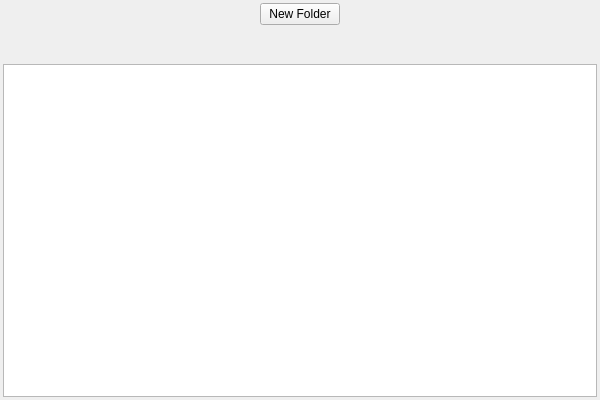
The window that Editor/LuxonEditor.GUI.Qt/AssetBrowser/AssetBrowserWindow.ui (s-rahmani1992/LuxonEngine) describes before a commit, drawn with Qt 5.
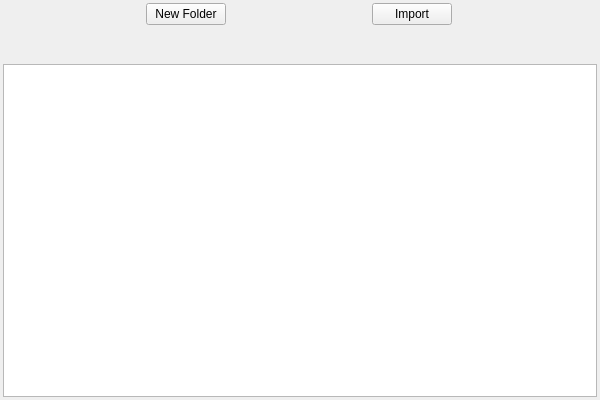
The same window after the commit.

Commit message: Added button in the asset browser for importing files. Fixed null pointer bug in the texture inspecter when the texture is null.

What changed in the file:
```diff
--- a/Editor/LuxonEditor.GUI.Qt/AssetBrowser/AssetBrowserWindow.ui
+++ b/Editor/LuxonEditor.GUI.Qt/AssetBrowser/AssetBrowserWindow.ui
@@ -37,6 +37,12 @@
    </property>
    <item>
     <widget class="QWidget" name="buttonPanel" native="true">
+     <property name="sizePolicy">
+      <sizepolicy hsizetype="Preferred" vsizetype="Fixed">
+       <horstretch>0</horstretch>
+       <verstretch>0</verstretch>
+      </sizepolicy>
+     </property>
      <layout class="QHBoxLayout" name="horizontalLayout_2">
       <property name="spacing">
        <number>3</number>
@@ -66,6 +72,19 @@
         </property>
        </widget>
       </item>
+      <item>
+       <widget class="QPushButton" name="importButton">
+        <property name="sizePolicy">
+         <sizepolicy hsizetype="Fixed" vsizetype="Fixed">
+          <horstretch>0</horstretch>
+          <verstretch>0</verstretch>
+         </sizepolicy>
+        </property>
+        <property name="text">
+         <string>Import</string>
+        </property>
+       </widget>
+      </item>
      </layout>
     </widget>
    </item>
```
The commit also changes 4 other files.
